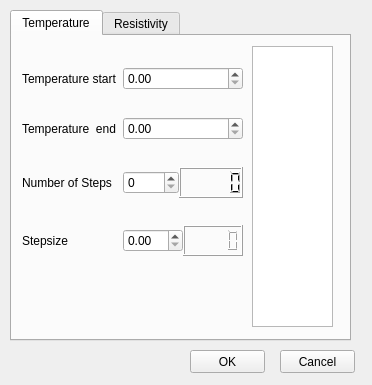
The window that configurations/Sequence_scan_temperature.ui (Cryostat-GUI/Cryostat-GUI) describes before a commit, drawn with Qt 5.
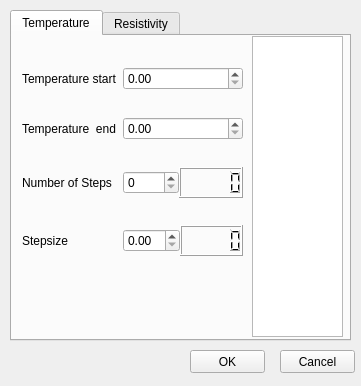
The same window after the commit.

Commit message: Sequence editor Tscan bugfixes, Lakeshore UI

Diff of the .ui file:
```diff
--- a/configurations/Sequence_scan_temperature.ui
+++ b/configurations/Sequence_scan_temperature.ui
@@ -6,8 +6,8 @@
    <rect>
     <x>0</x>
     <y>0</y>
-    <width>372</width>
-    <height>385</height>
+    <width>361</width>
+    <height>386</height>
    </rect>
   </property>
   <property name="windowTitle">
@@ -67,7 +67,7 @@
            <bool>false</bool>
           </property>
           <property name="maximum">
-           <double>200.000000000000000</double>
+           <double>50.000000000000000</double>
           </property>
          </widget>
         </item>
@@ -161,9 +161,9 @@
      <property name="geometry">
       <rect>
        <x>240</x>
-       <y>10</y>
-       <width>81</width>
-       <height>281</height>
+       <y>0</y>
+       <width>91</width>
+       <height>301</height>
       </rect>
      </property>
      <property name="selectionMode">
```
Left out of the diff: 70 changed lines with no effect on the pictures. The commit also changes 5 other files.
